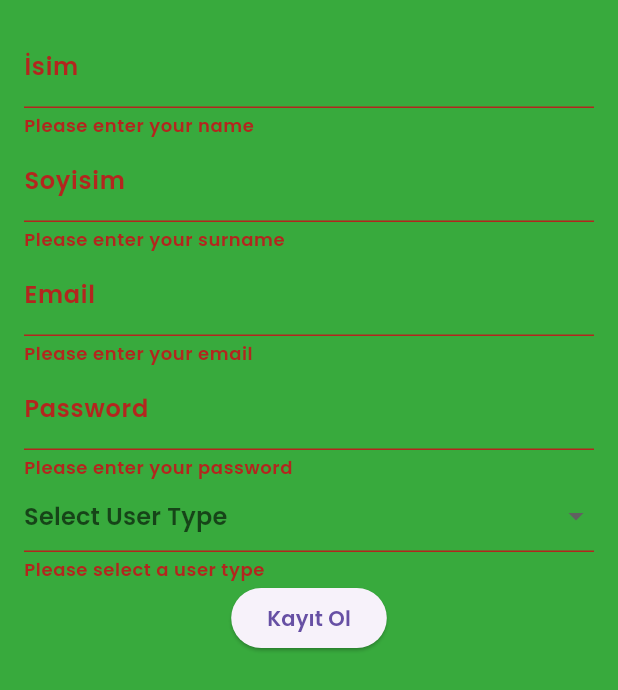
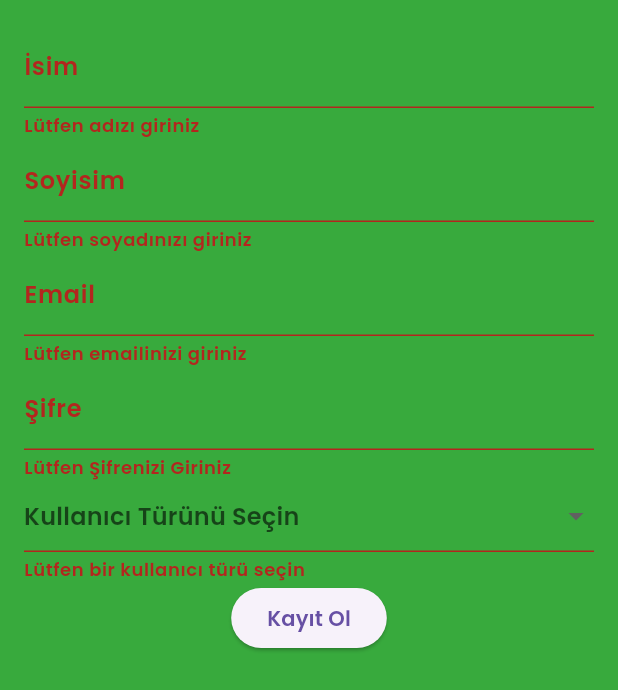
Before and after one commit to ozcann159/LojistikApp, a Flutter app: the SignupPage screen opened directly, after a tap on "Kayıt Ol", on a phone screen of 412 x 824 dp. Shown: the top 690 px of the screen. Run offline on Flutter 3.47's test engine with Material 3 defaults, Android fonts, the phone set to English and light mode, and no system bars; our stand-ins replace bloc, cloud_firestore, equatable, firebase_auth, firebase_core, firebase_database and 1 more; accounts and stored records are empty.

Commit message:
Pages edits

```diff
--- a/lib/Pages/signup_page.dart
+++ b/lib/Pages/signup_page.dart
@@ -32,7 +32,7 @@ class _SignupPageState extends State<SignupPage> {
                   decoration: InputDecoration(labelText: 'İsim'),
                   validator: (value) {
                     if (value == null || value.isEmpty) {
-                      return 'Please enter your name';
+                      return 'Lütfen adızı giriniz';
                     }
                     return null;
                   },
@@ -42,7 +42,7 @@ class _SignupPageState extends State<SignupPage> {
                   decoration: InputDecoration(labelText: 'Soyisim'),
                   validator: (value) {
                     if (value == null || value.isEmpty) {
-                      return 'Please enter your surname';
+                      return 'Lütfen soyadınızı giriniz';
                     }
                     return null;
                   },
@@ -52,31 +52,31 @@ class _SignupPageState extends State<SignupPage> {
                   decoration: InputDecoration(labelText: 'Email'),
                   validator: (value) {
                     if (value == null || value.isEmpty) {
-                      return 'Please enter your email';
+                      return 'Lütfen emailinizi giriniz';
                     }
                     return null;
                   },
                 ),
                 TextFormField(
                   controller: passwordController,
-                  decoration: InputDecoration(labelText: 'Password'),
+                  decoration: InputDecoration(labelText: 'Şifre'),
                   obscureText: true,
                   validator: (value) {
                     if (value == null || value.isEmpty) {
-                      return 'Please enter your password';
+                      return 'Lütfen Şifrenizi Giriniz';
                     }
                     return null;
                   },
                 ),
                 DropdownButtonFormField<String>(
                   value: userType,
-                  hint: Text('Select User Type'),
+                  hint: Text('Kullanıcı Türünü Seçin'),
                   onChanged: (String? newValue) {
                     setState(() {
                       userType = newValue!;
                     });
                   },
-                  items: <String>['Driver', 'Shipper']
+                  items: <String>['Şoför', 'Yük İlanı Veren']
                       .map<DropdownMenuItem<String>>((String value) {
                     return DropdownMenuItem<String>(
                       value: value,
@@ -85,7 +85,7 @@ class _SignupPageState extends State<SignupPage> {
                   }).toList(),
                   validator: (value) {
                     if (value == null) {
-                      return 'Please select a user type';
+                      return 'Lütfen bir kullanıcı türü seçin';
                     }
                     return null;
                   },
@@ -114,13 +114,13 @@ class _SignupPageState extends State<SignupPage> {
                         });
 
 
-                        if (userType == 'Driver') {
+                        if (userType == 'Şoför') {
                           Navigator.pushReplacement(
                             context,
                             MaterialPageRoute(
                                 builder: (context) => DriverRegistrationPage()),
                           );
-                        } else if (userType == 'Shipper') {
+                        } else if (userType == 'Yük İlanı Veren') {
                           Navigator.pushReplacement(
                             context,
                             MaterialPageRoute(
--- a/lib/main.dart
+++ b/lib/main.dart
@@ -1,7 +1,7 @@
 import 'package:firebase_core/firebase_core.dart';
 import 'package:flutter/material.dart';
 import 'package:flutter_bloc/flutter_bloc.dart';
-import 'package:loadspotter/Pages/login_page.dart';
+import 'package:loadspotter/Pages/splash_page.dart';
 import 'package:loadspotter/blocs/load/load_bloc.dart';
 import 'package:loadspotter/blocs/offer/offer_bloc.dart';
 import 'package:loadspotter/blocs/userController/user_controller_bloc.dart';
@@ -46,14 +46,14 @@ class MyApp extends StatelessWidget {
           title: 'My App',
           theme: ThemeData(
             fontFamily: "Poppins",
-            primaryColor: const Color.fromARGB(255, 69, 181, 73),
+            primaryColor: Color.fromARGB(255, 61, 103, 175),
             scaffoldBackgroundColor: const Color.fromARGB(255, 56, 170, 61),
             textTheme: const TextTheme(
               bodySmall: TextStyle(color: textColor),
               bodyMedium: TextStyle(color: textColor),
             ),
           ),
-          home: LoginPage()),
+          home: SplashPage()),
     );
   }
 }
```
Also changed, not shown: lib/Pages/login_page.dart (+14 -9 lines), lib/Pages/splash_page.dart (+12 -13 lines).
